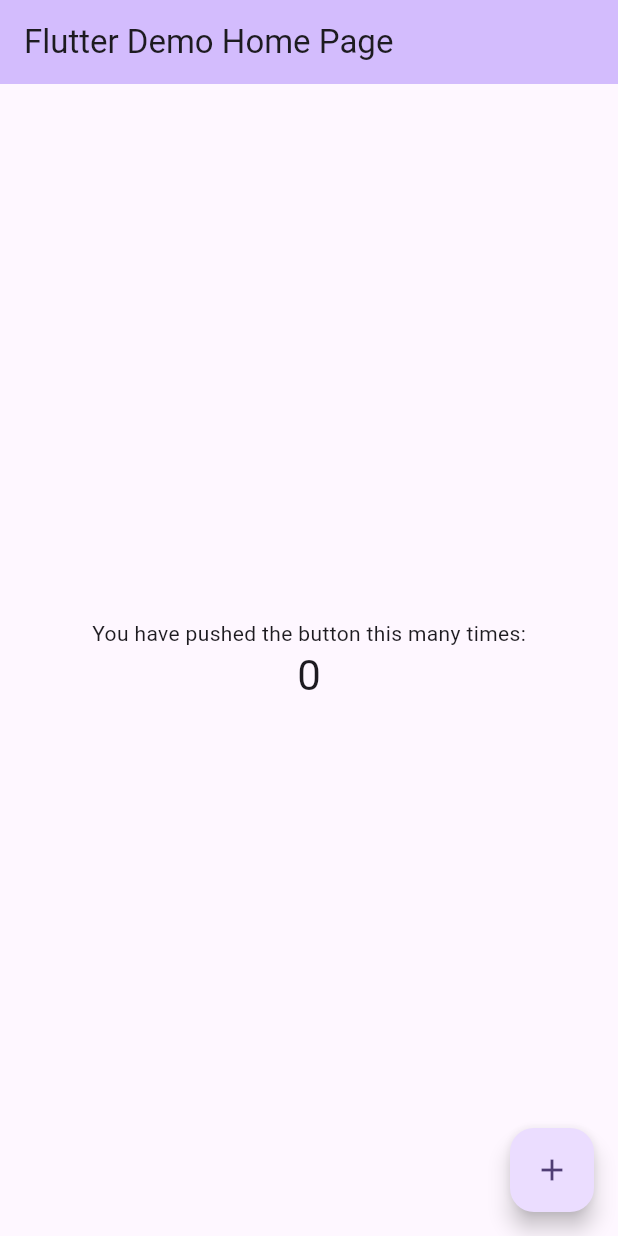
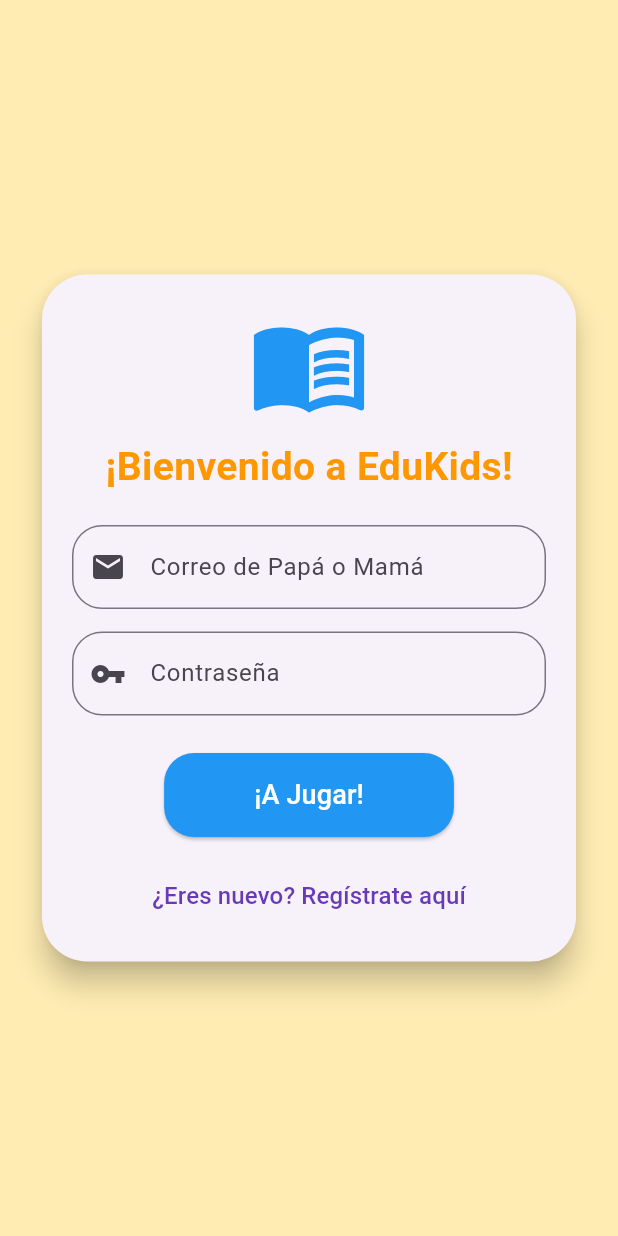
Before and after one commit to Yamgarc/edukids_app, a Flutter app: the screen it shows after launch, on a phone screen of 412 x 824 dp. Run offline on Flutter 3.47's test engine with Material 3 defaults, Android fonts, the phone set to English and light mode, and no system bars; our stand-ins replace cloud_firestore, firebase_auth; accounts and stored records are empty.

Commit message:
Feat: Integración de Firebase Auth y Firestore con validaciones

```diff
--- a/lib/main.dart
+++ b/lib/main.dart
@@ -1,4 +1,5 @@
 import 'package:flutter/material.dart';
+import 'screens/auth/login_screen.dart';
 
 void main() {
   runApp(const MyApp());
@@ -7,116 +8,16 @@ void main() {
 class MyApp extends StatelessWidget {
   const MyApp({super.key});
 
-  // This widget is the root of your application.
   @override
   Widget build(BuildContext context) {
     return MaterialApp(
-      title: 'Flutter Demo',
+      title: 'EduKids App',
+      debugShowCheckedModeBanner: false, // Quita la etiqueta roja de debug
       theme: ThemeData(
-        // This is the theme of your application.
-        //
-        // TRY THIS: Try running your application with "flutter run". You'll see
-        // the application has a purple toolbar. Then, without quitting the app,
-        // try changing the seedColor in the colorScheme below to Colors.green
-        // and then invoke "hot reload" (save your changes or press the "hot
-        // reload" button in a Flutter-supported IDE, or press "r" if you used
-        // the command line to start the app).
-        //
-        // Notice that the counter didn't reset back to zero; the application
-        // state is not lost during the reload. To reset the state, use hot
-        // restart instead.
-        //
-        // This works for code too, not just values: Most code changes can be
-        // tested with just a hot reload.
-        colorScheme: .fromSeed(seedColor: Colors.deepPurple),
+        primarySwatch: Colors.blue,
+        fontFamily: 'Roboto', // O la fuente que use tu entorno
       ),
-      home: const MyHomePage(title: 'Flutter Demo Home Page'),
+      home: const LoginScreen(), // Establece la pantalla inicial
     );
   }
 }
-
-class MyHomePage extends StatefulWidget {
-  const MyHomePage({super.key, required this.title});
-
-  // This widget is the home page of your application. It is stateful, meaning
-  // that it has a State object (defined below) that contains fields that affect
-  // how it looks.
-
-  // This class is the configuration for the state. It holds the values (in this
-  // case the title) provided by the parent (in this case the App widget) and
-  // used by the build method of the State. Fields in a Widget subclass are
-  // always marked "final".
-
-  final String title;
-
-  @override
-  State<MyHomePage> createState() => _MyHomePageState();
-}
-
-class _MyHomePageState extends State<MyHomePage> {
-  int _counter = 0;
-
-  void _incrementCounter() {
-    setState(() {
-      // This call to setState tells the Flutter framework that something has
-      // changed in this State, which causes it to rerun the build method below
-      // so that the display can reflect the updated values. If we changed
-      // _counter without calling setState(), then the build method would not be
-      // called again, and so nothing would appear to happen.
-      _counter++;
-    });
-  }
-
-  @override
-  Widget build(BuildContext context) {
-    // This method is rerun every time setState is called, for instance as done
-    // by the _incrementCounter method above.
-    //
-    // The Flutter framework has been optimized to make rerunning build methods
-    // fast, so that you can just rebuild anything that needs updating rather
-    // than having to individually change instances of widgets.
-    return Scaffold(
-      appBar: AppBar(
-        // TRY THIS: Try changing the color here to a specific color (to
-        // Colors.amber, perhaps?) and trigger a hot reload to see the AppBar
-        // change color while the other colors stay the same.
-        backgroundColor: Theme.of(context).colorScheme.inversePrimary,
-        // Here we take the value from the MyHomePage object that was created by
-        // the App.build method, and use it to set our appbar title.
-        title: Text(widget.title),
-      ),
-      body: Center(
-        // Center is a layout widget. It takes a single child and positions it
-        // in the middle of the parent.
-        child: Column(
-          // Column is also a layout widget. It takes a list of children and
-          // arranges them vertically. By default, it sizes itself to fit its
-          // children horizontally, and tries to be as tall as its parent.
-          //
-          // Column has various properties to control how it sizes itself and
-          // how it positions its children. Here we use mainAxisAlignment to
-          // center the children vertically; the main axis here is the vertical
-          // axis because Columns are vertical (the cross axis would be
-          // horizontal).
-          //
-          // TRY THIS: Invoke "debug painting" (choose the "Toggle Debug Paint"
-          // action in the IDE, or press "p" in the console), to see the
-          // wireframe for each widget.
-          mainAxisAlignment: .center,
-          children: [
-            const Text('You have pushed the button this many times:'),
-            Text(
-              '$_counter',
-              style: Theme.of(context).textTheme.headlineMedium,
-            ),
-          ],
-        ),
-      ),
-      floatingActionButton: FloatingActionButton(
-        onPressed: _incrementCounter,
-        tooltip: 'Increment',
-        child: const Icon(Icons.add),
-      ),
-    );
-  }
-}
--- /dev/null
+++ b/lib/screens/auth/login_screen.dart
@@ -0,0 +1,121 @@
+import 'package:flutter/material.dart';
+import 'package:firebase_auth/firebase_auth.dart';
+import 'register_screen.dart';
+
+class LoginScreen extends StatefulWidget {
+  const LoginScreen({super.key});
+
+  @override
+  State<LoginScreen> createState() => _LoginScreenState();
+}
+
+class _LoginScreenState extends State<LoginScreen> {
+  final _formKey = GlobalKey<FormState>();
+  final _emailController = TextEditingController();
+  final _passwordController = TextEditingController();
+  bool _isLoading = false;
+
+  Future<void> _loginUser() async {
+    if (_formKey.currentState!.validate()) {
+      setState(() { _isLoading = true; });
+      try {
+        await FirebaseAuth.instance.signInWithEmailAndPassword(
+          email: _emailController.text.trim(),
+          password: _passwordController.text.trim(),
+        );
+
+        ScaffoldMessenger.of(context).showSnackBar(
+          const SnackBar(backgroundColor: Colors.green, content: Text('¡Bienvenido de vuelta a jugar! 🚀')),
+        );
+        // Aquí rediriges a la pantalla del juego principal cuando la creemos
+      } on FirebaseAuthException catch (e) {
+        String mensaje = 'Error al iniciar sesión.';
+        if (e.code == 'user-not-found') mensaje = 'No existe una cuenta con este correo.';
+        if (e.code == 'wrong-password') mensaje = 'Contraseña incorrecta.';
+
+        ScaffoldMessenger.of(context).showSnackBar(
+          SnackBar(backgroundColor: Colors.red, content: Text(mensaje)),
+        );
+      } finally {
+        setState(() { _isLoading = false; });
+      }
+    }
+  }
+
+  @override
+  Widget build(BuildContext context) {
+    return Scaffold(
+      backgroundColor: Colors.amber[100],
+      body: Center(
+        child: SingleChildScrollView(
+          padding: const EdgeInsets.all(24.0),
+          child: Card(
+            shape: RoundedRectangleBorder(borderRadius: BorderRadius.circular(30)),
+            elevation: 8,
+            child: Padding(
+              padding: const EdgeInsets.all(20.0),
+              child: Form(
+                key: _formKey,
+                child: Column(
+                  mainAxisSize: MainAxisSize.min,
+                  children: [
+                    const Icon(Icons.menu_book, size: 80, color: Colors.blue),
+                    const SizedBox(height: 10),
+                    const Text(
+                      '¡Bienvenido a EduKids!',
+                      style: TextStyle(fontSize: 26, fontWeight: FontWeight.bold, color: Colors.orange),
+                    ),
+                    const SizedBox(height: 20),
+                    TextFormField(
+                      controller: _emailController,
+                      keyboardType: TextInputType.emailAddress,
+                      decoration: InputDecoration(
+                        labelText: 'Correo de Papá o Mamá',
+                        prefixIcon: const Icon(Icons.mail),
+                        border: OutlineInputBorder(borderRadius: BorderRadius.circular(20)),
+                      ),
+                      validator: (value) => value!.isEmpty ? 'Escribe tu correo para entrar' : null,
+                    ),
+                    const SizedBox(height: 15),
+                    TextFormField(
+                      controller: _passwordController,
+                      obscureText: true,
+                      decoration: InputDecoration(
+                        labelText: 'Contraseña',
+                        prefixIcon: const Icon(Icons.vpn_key),
+                        border: OutlineInputBorder(borderRadius: BorderRadius.circular(20)),
+                      ),
+                      validator: (value) => value!.isEmpty ? 'Escribe tu contraseña' : null,
+                    ),
+                    const SizedBox(height: 25),
+                    _isLoading
+                        ? const CircularProgressIndicator()
+                        : ElevatedButton(
+                            style: ElevatedButton.styleFrom(
+                              backgroundColor: Colors.blue,
+                              padding: const EdgeInsets.symmetric(horizontal: 60, vertical: 15),
+                              shape: RoundedRectangleBorder(borderRadius: BorderRadius.circular(20)),
+                            ),
+                            onPressed: _loginUser,
+                            child: const Text('¡A Jugar!', style: TextStyle(fontSize: 18, color: Colors.white)),
+                          ),
+                    const SizedBox(height: 15),
+                    TextButton(
+                      onPressed: () {
+                        Navigator.push(
+                          context,
+                          MaterialPageRoute(builder: (context) => const RegisterScreen()),
+                        );
+                      },
+                      child: const Text('¿Eres nuevo? Regístrate aquí', style: TextStyle(fontSize: 16, color: Colors.deepPurple)),
+                    ),
+                  ],
+                ),
+              ),
+            ),
+          ),
+        ),
+      ),
+    );
+  }
+}
--- a/pubspec.yaml
+++ b/pubspec.yaml
@@ -34,6 +34,9 @@ dependencies:
   # The following adds the Cupertino Icons font to your application.
   # Use with the CupertinoIcons class for iOS style icons.
   cupertino_icons: ^1.0.8
+  firebase_core: ^4.10.0
+  firebase_auth: ^6.5.2
+  cloud_firestore: ^6.5.0
 
 dev_dependencies:
   flutter_test:
```
Also changed, not shown: lib/screens/auth/register_screen.dart (added, +134 -0 lines), pubspec.lock, 3 other files.
